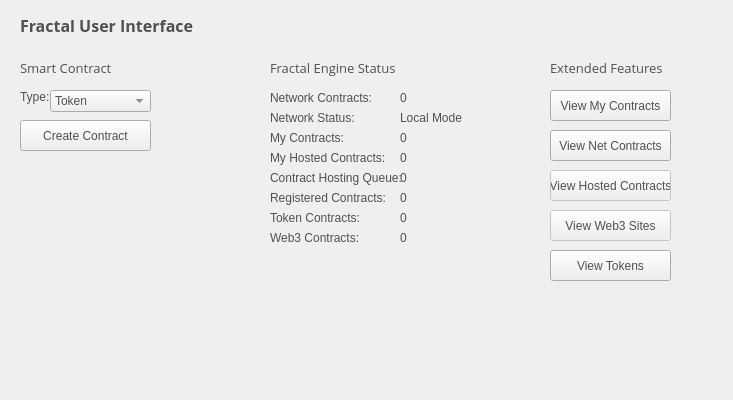
The window that src/qt/forms/fractalui.ui (CryptoCoderz/Espers) describes before a commit, drawn with Qt 5.
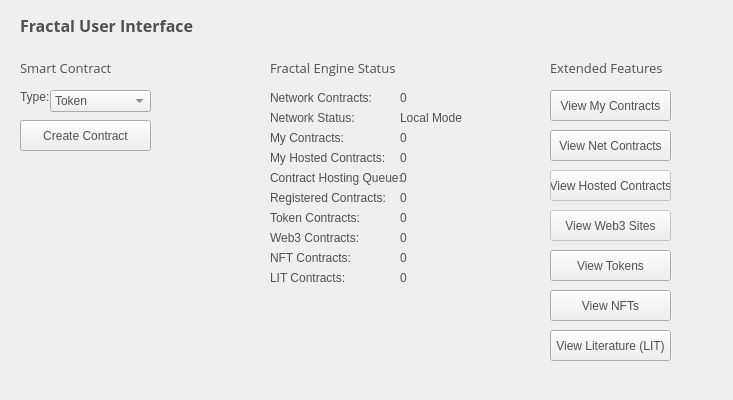
The same window after the commit.

The edit to the form file:
```diff
--- a/src/qt/forms/fractalui.ui
+++ b/src/qt/forms/fractalui.ui
@@ -426,6 +426,84 @@
     <string>Create Contract</string>
    </property>
   </widget>
+  <widget class="QPushButton" name="netNFTbtn">
+   <property name="geometry">
+    <rect>
+     <x>550</x>
+     <y>290</y>
+     <width>121</width>
+     <height>31</height>
+    </rect>
+   </property>
+   <property name="text">
+    <string>View NFTs</string>
+   </property>
+  </widget>
+  <widget class="QLabel" name="nftCount">
+   <property name="geometry">
+    <rect>
+     <x>400</x>
+     <y>250</y>
+     <width>71</width>
+     <height>16</height>
+    </rect>
+   </property>
+   <property name="text">
+    <string>0</string>
+   </property>
+  </widget>
+  <widget class="QLabel" name="nftLabel">
+   <property name="geometry">
+    <rect>
+     <x>270</x>
+     <y>250</y>
+     <width>111</width>
+     <height>16</height>
+    </rect>
+   </property>
+   <property name="text">
+    <string>NFT Contracts:</string>
+   </property>
+  </widget>
+  <widget class="QLabel" name="litCount">
+   <property name="geometry">
+    <rect>
+     <x>400</x>
+     <y>270</y>
+     <width>71</width>
+     <height>16</height>
+    </rect>
+   </property>
+   <property name="text">
+    <string>0</string>
+   </property>
+  </widget>
+  <widget class="QLabel" name="litLabel">
+   <property name="geometry">
+    <rect>
+     <x>270</x>
+     <y>270</y>
+     <width>111</width>
+     <height>16</height>
+    </rect>
+   </property>
+   <property name="text">
+    <string>LIT Contracts:</string>
+   </property>
+  </widget>
+  <widget class="QPushButton" name="netLITbtn">
+   <property name="geometry">
+    <rect>
+     <x>550</x>
+     <y>330</y>
+     <width>121</width>
+     <height>31</height>
+    </rect>
+   </property>
+   <property name="text">
+    <string>View Literature (LIT)</string>
+   </property>
+  </widget>
  </widget>
  <layoutdefault spacing="6" margin="11"/>
  <resources/>
```
Left out of the diff: 12 changed lines with no effect on the pictures.
